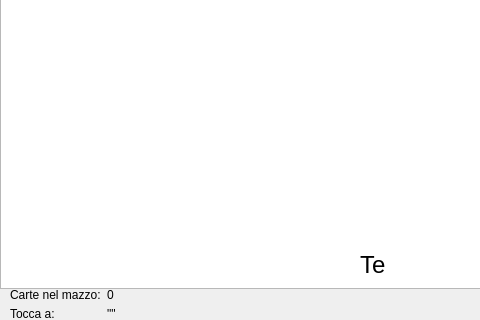
Before: the Qt Designer form Client/gamewindow.ui in tizbac/briscola, drawn with Qt 5; both pictures show x 0 to 480 and y 341 to 661 of the 803 by 661 pixel window.
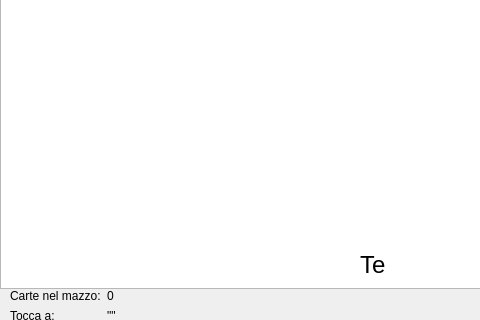
After: the same form once the commit is applied.

What changed in the file:
```diff
--- a/Client/gamewindow.ui
+++ b/Client/gamewindow.ui
@@ -49,7 +49,7 @@
       <x>10</x>
       <y>630</y>
       <width>241</width>
-      <height>31</height>
+      <height>34</height>
      </rect>
     </property>
     <layout class="QFormLayout" name="formLayout">
```
Left out of the diff: 19 changed lines with no effect on the pictures.
